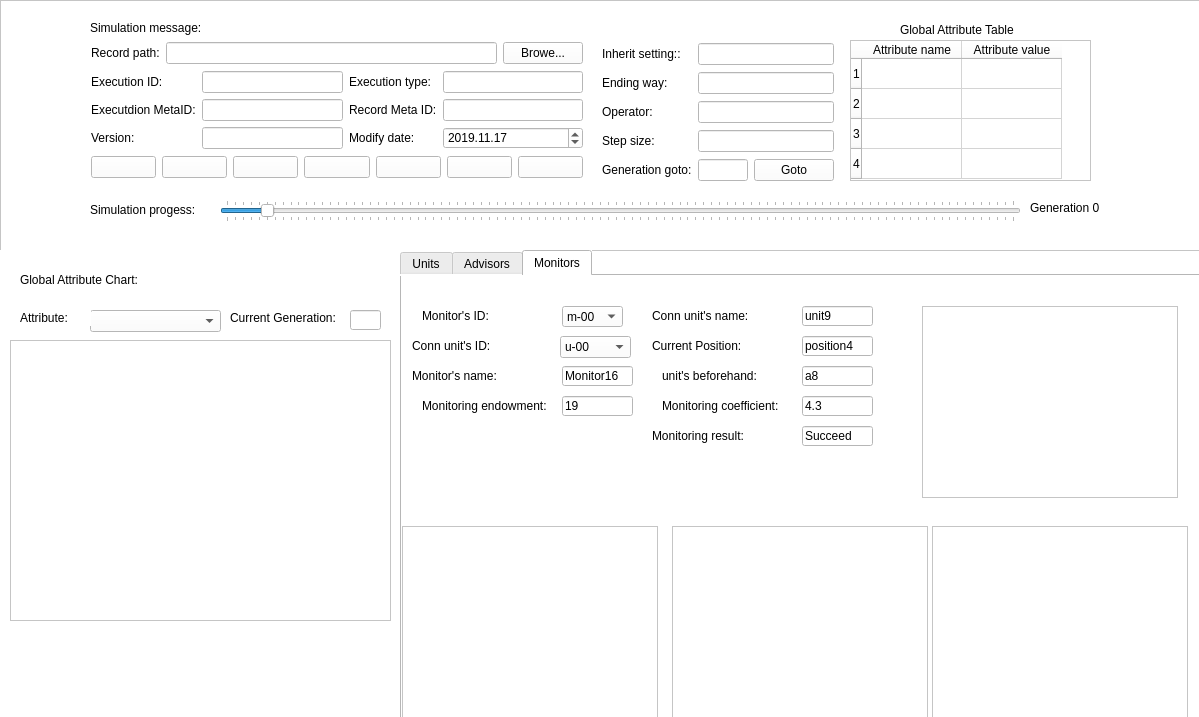
Above: UI/simulation_exe_monitor_1.ui from ANiMA931/simulation_execution_monitoring before the change. Below: the same form after it.
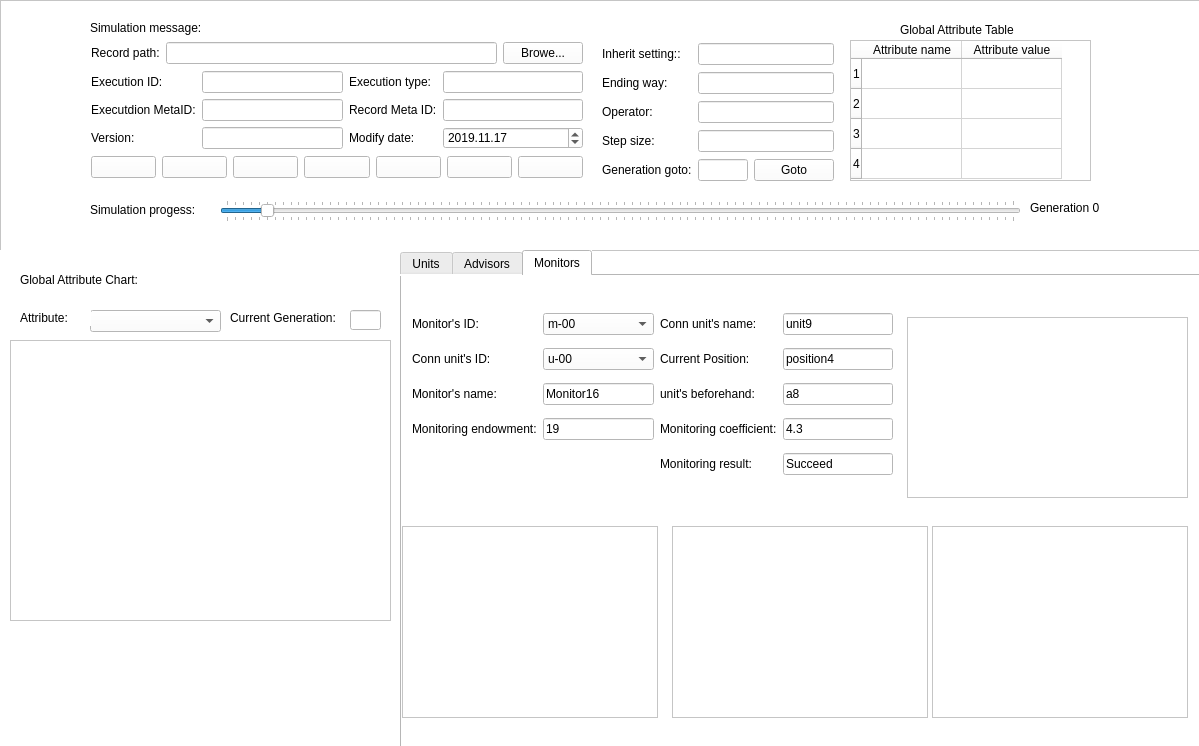
That is the form after the change. The open tabs and pages were chosen to show the change. Icons and pictures are not drawn.

```diff
--- a/UI/simulation_exe_monitor_1.ui
+++ b/UI/simulation_exe_monitor_1.ui
@@ -7,7 +7,7 @@
     <x>0</x>
     <y>0</y>
     <width>1199</width>
-    <height>717</height>
+    <height>746</height>
    </rect>
   </property>
   <property name="windowTitle">
@@ -1355,244 +1355,78 @@
     <attribute name="title">
      <string>Monitors</string>
     </attribute>
+    <widget class="QGraphicsView" name="graphicsView_25">
+     <property name="geometry">
+      <rect>
+       <x>270</x>
+       <y>250</y>
+       <width>256</width>
+       <height>192</height>
+      </rect>
+     </property>
+     <property name="styleSheet">
+      <string notr="true">border-image: url(:/patterns/6.png);</string>
+     </property>
+    </widget>
+    <widget class="QGraphicsView" name="graphicsView_11">
+     <property name="geometry">
+      <rect>
+       <x>505</x>
+       <y>41</y>
+       <width>281</width>
+       <height>181</height>
+      </rect>
+     </property>
+     <property name="styleSheet">
+      <string notr="true">border-image: url(:/chart/8.png);
+</string>
+     </property>
+    </widget>
+    <widget class="QGraphicsView" name="graphicsView_12">
+     <property name="geometry">
+      <rect>
+       <x>0</x>
+       <y>250</y>
+       <width>256</width>
+       <height>192</height>
+      </rect>
+     </property>
+     <property name="styleSheet">
+      <string notr="true">border-image: url(:/chart/9.png);</string>
+     </property>
+    </widget>
+    <widget class="QTextEdit" name="textEdit_2">
+     <property name="geometry">
+      <rect>
+       <x>530</x>
+       <y>250</y>
+       <width>256</width>
+       <height>192</height>
+      </rect>
+     </property>
+     <property name="styleSheet">
+      <string notr="true">background-color: rgb(255, 255, 255);</string>
+     </property>
+    </widget>
+    <widget class="QWidget" name="">
+     <property name="geometry">
+      <rect>
+       <x>10</x>
+       <y>30</y>
+       <width>481</width>
+       <height>181</height>
+      </rect>
+     </property>
+     <layout class="QGridLayout" name="gridLayout">
+      <item row="0" column="0">
     <widget class="QLabel" name="label_120">
-     <property name="geometry">
-      <rect>
-       <x>20</x>
-       <y>30</y>
-       <width>91</width>
-       <height>20</height>
-      </rect>
-     </property>
      <property name="text">
       <string>Monitor's ID:</string>
      </property>
     </widget>
-    <widget class="QLabel" name="label_195">
-     <property name="geometry">
-      <rect>
-       <x>10</x>
-       <y>60</y>
-       <width>91</width>
-       <height>20</height>
-      </rect>
-     </property>
-     <property name="text">
-      <string>Conn unit's ID:</string>
-     </property>
-    </widget>
-    <widget class="QLineEdit" name="lineEdit_115">
-     <property name="geometry">
-      <rect>
-       <x>160</x>
-       <y>90</y>
-       <width>71</width>
-       <height>20</height>
-      </rect>
-     </property>
-     <property name="styleSheet">
-      <string notr="true">background-color: rgb(255, 255, 255);</string>
-     </property>
-     <property name="text">
-      <string>Monitor16</string>
-     </property>
-    </widget>
-    <widget class="QLabel" name="label_196">
-     <property name="geometry">
-      <rect>
-       <x>10</x>
-       <y>90</y>
-       <width>91</width>
-       <height>20</height>
-      </rect>
-     </property>
-     <property name="text">
-      <string>Monitor's name:</string>
-     </property>
-    </widget>
-    <widget class="QLabel" name="label_197">
-     <property name="geometry">
-      <rect>
-       <x>20</x>
-       <y>120</y>
-       <width>131</width>
-       <height>20</height>
-      </rect>
-     </property>
-     <property name="text">
-      <string>Monitoring endowment:</string>
-     </property>
-    </widget>
-    <widget class="QLineEdit" name="lineEdit_116">
-     <property name="geometry">
-      <rect>
-       <x>160</x>
-       <y>120</y>
-       <width>71</width>
-       <height>20</height>
-      </rect>
-     </property>
-     <property name="styleSheet">
-      <string notr="true">background-color: rgb(255, 255, 255);</string>
-     </property>
-     <property name="text">
-      <string>19</string>
-     </property>
-    </widget>
-    <widget class="QLabel" name="label_198">
-     <property name="geometry">
-      <rect>
-       <x>250</x>
-       <y>30</y>
-       <width>111</width>
-       <height>20</height>
-      </rect>
-     </property>
-     <property name="text">
-      <string>Conn unit's name:</string>
-     </property>
-    </widget>
-    <widget class="QLineEdit" name="lineEdit_117">
-     <property name="geometry">
-      <rect>
-       <x>400</x>
-       <y>30</y>
-       <width>71</width>
-       <height>20</height>
-      </rect>
-     </property>
-     <property name="styleSheet">
-      <string notr="true">background-color: rgb(255, 255, 255);</string>
-     </property>
-     <property name="text">
-      <string>unit9</string>
-     </property>
-    </widget>
-    <widget class="QLabel" name="label_199">
-     <property name="geometry">
-      <rect>
-       <x>260</x>
-       <y>120</y>
-       <width>141</width>
-       <height>20</height>
-      </rect>
-     </property>
-     <property name="text">
-      <string>Monitoring coefficient:</string>
-     </property>
-    </widget>
-    <widget class="QLineEdit" name="lineEdit_118">
-     <property name="geometry">
-      <rect>
-       <x>400</x>
-       <y>120</y>
-       <width>71</width>
-       <height>20</height>
-      </rect>
-     </property>
-     <property name="styleSheet">
-      <string notr="true">background-color: rgb(255, 255, 255);</string>
-     </property>
-     <property name="text">
-      <string>4.3</string>
-     </property>
-    </widget>
-    <widget class="QLineEdit" name="lineEdit_119">
-     <property name="geometry">
-      <rect>
-       <x>400</x>
-       <y>60</y>
-       <width>71</width>
-       <height>20</height>
-      </rect>
-     </property>
-     <property name="styleSheet">
-      <string notr="true">background-color: rgb(255, 255, 255);</string>
-     </property>
-     <property name="text">
-      <string>position4</string>
-     </property>
-    </widget>
-    <widget class="QLabel" name="label_200">
-     <property name="geometry">
-      <rect>
-       <x>250</x>
-       <y>60</y>
-       <width>101</width>
-       <height>20</height>
-      </rect>
-     </property>
-     <property name="text">
-      <string>Current Position:</string>
-     </property>
-    </widget>
-    <widget class="QLineEdit" name="lineEdit_120">
-     <property name="geometry">
-      <rect>
-       <x>400</x>
-       <y>90</y>
-       <width>71</width>
-       <height>20</height>
-      </rect>
-     </property>
-     <property name="styleSheet">
-      <string notr="true">background-color: rgb(255, 255, 255);</string>
-     </property>
-     <property name="text">
-      <string>a8</string>
-     </property>
-    </widget>
-    <widget class="QLabel" name="label_201">
-     <property name="geometry">
-      <rect>
-       <x>260</x>
-       <y>90</y>
-       <width>121</width>
-       <height>20</height>
-      </rect>
-     </property>
-     <property name="text">
-      <string>unit's beforehand:</string>
-     </property>
-    </widget>
-    <widget class="QLabel" name="label_203">
-     <property name="geometry">
-      <rect>
-       <x>250</x>
-       <y>150</y>
-       <width>131</width>
-       <height>20</height>
-      </rect>
-     </property>
-     <property name="text">
-      <string>Monitoring result:</string>
-     </property>
-    </widget>
-    <widget class="QLineEdit" name="lineEdit_122">
-     <property name="geometry">
-      <rect>
-       <x>400</x>
-       <y>150</y>
-       <width>71</width>
-       <height>20</height>
-      </rect>
-     </property>
-     <property name="styleSheet">
-      <string notr="true">background-color: rgb(255, 255, 255);</string>
-     </property>
-     <property name="text">
-      <string>Succeed</string>
-     </property>
-    </widget>
+      </item>
+      <item row="0" column="1">
     <widget class="QComboBox" name="comboBox_16">
-     <property name="geometry">
-      <rect>
-       <x>160</x>
-       <y>30</y>
-       <width>61</width>
-       <height>21</height>
-      </rect>
-     </property>
      <property name="styleSheet">
       <string notr="true">background-color: rgb(255, 255, 255);
 </string>
@@ -1698,15 +1532,33 @@
       </property>
      </item>
     </widget>
+      </item>
+      <item row="0" column="2">
+       <widget class="QLabel" name="label_198">
+        <property name="text">
+         <string>Conn unit's name:</string>
+        </property>
+       </widget>
+      </item>
+      <item row="0" column="3">
+       <widget class="QLineEdit" name="lineEdit_117">
+        <property name="styleSheet">
+         <string notr="true">background-color: rgb(255, 255, 255);</string>
+        </property>
+        <property name="text">
+         <string>unit9</string>
+        </property>
+       </widget>
+      </item>
+      <item row="1" column="0">
+       <widget class="QLabel" name="label_195">
+        <property name="text">
+         <string>Conn unit's ID:</string>
+        </property>
+       </widget>
+      </item>
+      <item row="1" column="1">
     <widget class="QComboBox" name="comboBox_3">
-     <property name="geometry">
-      <rect>
-       <x>158</x>
-       <y>60</y>
-       <width>71</width>
-       <height>22</height>
-      </rect>
-     </property>
      <property name="styleSheet">
       <string notr="true">background-color: rgb(255, 255, 255);</string>
      </property>
@@ -1736,58 +1588,110 @@
       </property>
      </item>
     </widget>
-    <widget class="QGraphicsView" name="graphicsView_25">
-     <property name="geometry">
-      <rect>
-       <x>270</x>
-       <y>250</y>
-       <width>256</width>
-       <height>192</height>
-      </rect>
-     </property>
+      </item>
+      <item row="1" column="2">
+       <widget class="QLabel" name="label_200">
+        <property name="text">
+         <string>Current Position:</string>
+        </property>
+       </widget>
+      </item>
+      <item row="1" column="3">
+       <widget class="QLineEdit" name="lineEdit_119">
      <property name="styleSheet">
-      <string notr="true">border-image: url(:/patterns/6.png);</string>
-     </property>
-    </widget>
-    <widget class="QGraphicsView" name="graphicsView_11">
-     <property name="geometry">
-      <rect>
-       <x>520</x>
-       <y>30</y>
-       <width>256</width>
-       <height>192</height>
-      </rect>
-     </property>
+         <string notr="true">background-color: rgb(255, 255, 255);</string>
+        </property>
+        <property name="text">
+         <string>position4</string>
+        </property>
+       </widget>
+      </item>
+      <item row="2" column="0">
+       <widget class="QLabel" name="label_196">
+        <property name="text">
+         <string>Monitor's name:</string>
+        </property>
+       </widget>
+      </item>
+      <item row="2" column="1">
+       <widget class="QLineEdit" name="lineEdit_115">
      <property name="styleSheet">
-      <string notr="true">border-image: url(:/chart/8.png);
-</string>
-     </property>
-    </widget>
-    <widget class="QGraphicsView" name="graphicsView_12">
-     <property name="geometry">
-      <rect>
-       <x>0</x>
-       <y>250</y>
-       <width>256</width>
-       <height>192</height>
-      </rect>
-     </property>
+         <string notr="true">background-color: rgb(255, 255, 255);</string>
+        </property>
+        <property name="text">
+         <string>Monitor16</string>
+        </property>
+       </widget>
+      </item>
+      <item row="2" column="2">
+       <widget class="QLabel" name="label_201">
+        <property name="text">
+         <string>unit's beforehand:</string>
+        </property>
+       </widget>
+      </item>
+      <item row="2" column="3">
+       <widget class="QLineEdit" name="lineEdit_120">
      <property name="styleSheet">
-      <string notr="true">border-image: url(:/chart/9.png);</string>
-     </property>
-    </widget>
-    <widget class="QTextEdit" name="textEdit_2">
-     <property name="geometry">
-      <rect>
-       <x>530</x>
-       <y>250</y>
-       <width>256</width>
-       <height>192</height>
-      </rect>
-     </property>
+         <string notr="true">background-color: rgb(255, 255, 255);</string>
+        </property>
+        <property name="text">
+         <string>a8</string>
+        </property>
+       </widget>
+      </item>
+      <item row="3" column="0">
+       <widget class="QLabel" name="label_197">
+        <property name="text">
+         <string>Monitoring endowment:</string>
+        </property>
+       </widget>
+      </item>
+      <item row="3" column="1">
+       <widget class="QLineEdit" name="lineEdit_116">
      <property name="styleSheet">
       <string notr="true">background-color: rgb(255, 255, 255);</string>
      </property>
+        <property name="text">
+         <string>19</string>
+        </property>
+       </widget>
+      </item>
+      <item row="3" column="2">
+       <widget class="QLabel" name="label_199">
+        <property name="text">
+         <string>Monitoring coefficient:</string>
+        </property>
+       </widget>
+      </item>
+      <item row="3" column="3">
+       <widget class="QLineEdit" name="lineEdit_118">
+        <property name="styleSheet">
+         <string notr="true">background-color: rgb(255, 255, 255);</string>
+        </property>
+        <property name="text">
+         <string>4.3</string>
+        </property>
+       </widget>
+      </item>
+      <item row="4" column="2">
+       <widget class="QLabel" name="label_203">
+        <property name="text">
+         <string>Monitoring result:</string>
+        </property>
+       </widget>
+      </item>
+      <item row="4" column="3">
+       <widget class="QLineEdit" name="lineEdit_122">
+        <property name="styleSheet">
+         <string notr="true">background-color: rgb(255, 255, 255);</string>
+        </property>
+        <property name="text">
+         <string>Succeed</string>
+        </property>
+       </widget>
+      </item>
+     </layout>
     </widget>
    </widget>
   </widget>
```
Left out of the diff: 14 changed lines with no effect on the pictures. Lines whose indentation alone changed are shown as unchanged.
